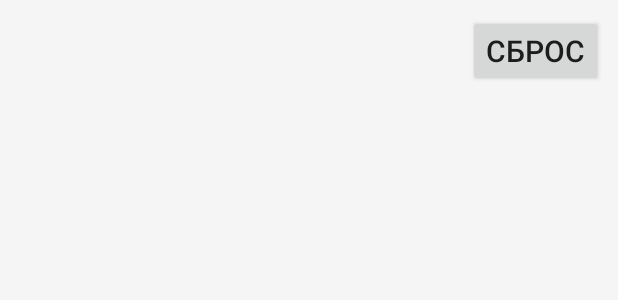
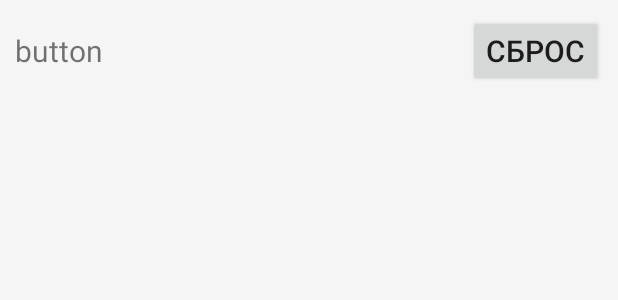
Before and after one commit to devabacus/nrf_blinky_sd, an Android app: the layout fragment_button.xml on its own in the app's theme, with its tools: preview values and no code run, on a phone screen of 412 x 824 dp. Shown: the top 300 px of the screen. Run offline under Robolectric (Android 15) with nearby library versions, the phone set to English and light mode, and no system bars.

```diff
--- a/app/src/main/java/no/nordicsemi/android/blinky/CompPercent.java
+++ b/app/src/main/java/no/nordicsemi/android/blinky/CompPercent.java
@@ -95,7 +95,7 @@ public class CompPercent extends Fragment implements View.OnClickListener {
                 etCompValue.setText(String.valueOf(compCorValue));
                 if (rbMinus.isChecked()) compCorValue = -compCorValue;
                 buttonsViewModel.setmCompCorValue(compCorValue);
-                blinkyViewModel.sendTX("$c" + compCorValue + "&");
+               // blinkyViewModel.sendTX("$c" + compCorValue + "&");
             }
 
             @Override
--- a/app/src/main/java/no/nordicsemi/android/blinky/viewmodels/BlinkyViewModel.java
+++ b/app/src/main/java/no/nordicsemi/android/blinky/viewmodels/BlinkyViewModel.java
@@ -56,6 +56,7 @@ import static no.nordicsemi.android.log.Logger.log;
 public class BlinkyViewModel extends AndroidViewModel implements BlinkyManagerCallbacks, ILogger {
 	private final BlinkyManager mBlinkyManager;
 
+	private static final String TAG = "BlinkyViewModel";
 
 	// Connection states Connecting, Connected, Disconnecting, Disconnected etc.
 	private final MutableLiveData<String> mConnectionState = new MutableLiveData<>();
@@ -133,14 +134,14 @@ public class BlinkyViewModel extends AndroidViewModel implements BlinkyManagerCa
 	@Override
 	public void onDataReceived(final String state) {
 		mRXdata.postValue(state);
-		Log.d("myLogs", "RX: " + state);
+		Log.d(TAG, "RX: " + state);
 		//Logger.a(testLogSession, "received something");
 	}
 
 	@Override
 	public void onDataSent(final String state) {
 		mTXdata.postValue(state);
-		Log.d("myLogs", "TX: " + state);
+		Log.d(TAG, "TX: " + state);
 		//Logger.a(testLogSession, "send something");
 
 	}
--- a/app/src/main/res/layout/fragment_button.xml
+++ b/app/src/main/res/layout/fragment_button.xml
@@ -4,6 +4,18 @@
     android:layout_height="match_parent"
     xmlns:app="http://schemas.android.com/apk/res-auto">
 
+
+    <TextView
+        android:id="@+id/tv_state"
+        tools:text="button"
+        android:layout_width="wrap_content"
+        android:layout_height="wrap_content"
+        android:textSize="20sp"
+
+        app:layout_constraintTop_toTopOf="parent"
+        android:layout_marginTop="20dp"
+        android:layout_marginStart="10dp"
+        app:layout_constraintStart_toStartOf="parent"/>
 
     <Button
         android:id="@+id/btnRes"
@@ -15,7 +27,6 @@
         android:layout_marginEnd="10dp"
         android:textSize="20sp"
         android:text="@string/Reset"
-
         />
 
     <android.support.v7.widget.RecyclerView
```
Also changed, not shown: app/src/main/java/no/nordicsemi/android/blinky/Butset.java (+31 -14 lines), app/src/main/java/no/nordicsemi/android/blinky/ButtonFrag.java (+17 -16 lines).
